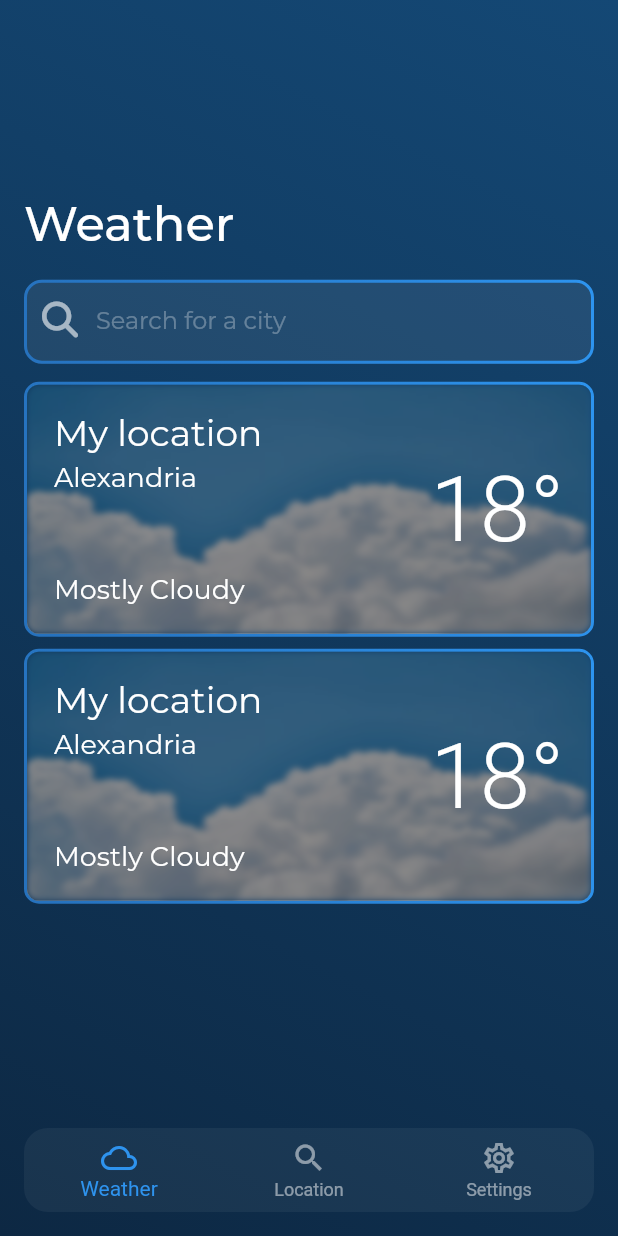
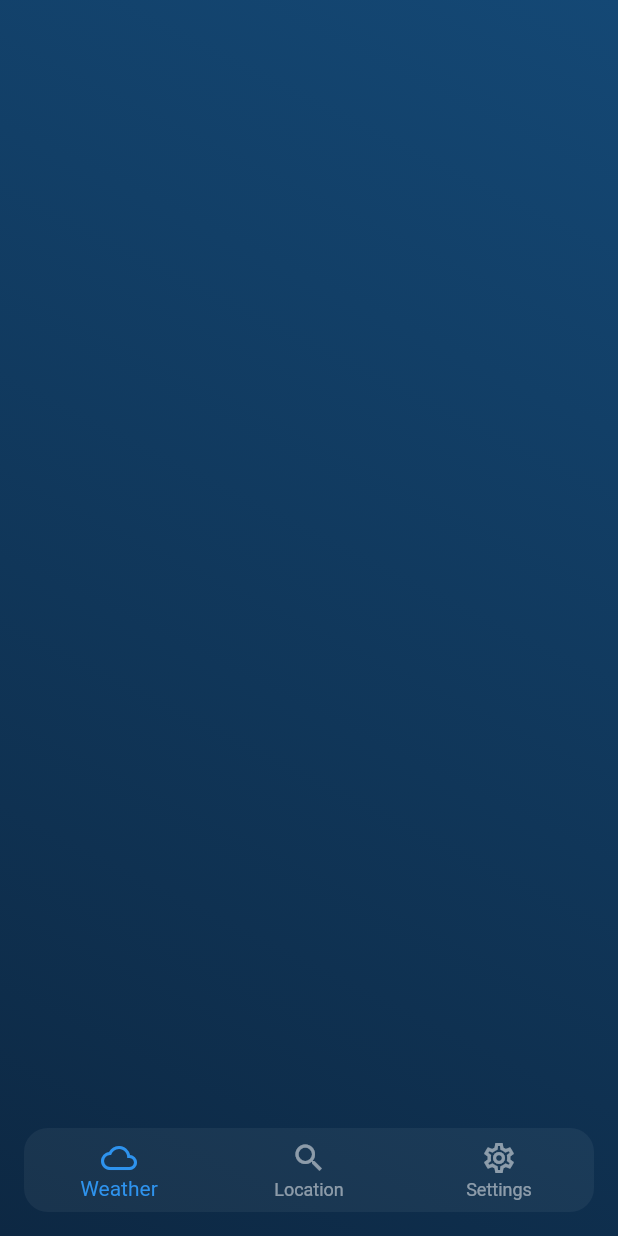
Before and after one commit to Rajab-Alkahef/weather_app, a Flutter app: the screen it shows after launch, on a phone screen of 412 x 824 dp. Run offline on Flutter 3.47's test engine with Material 2 defaults, Android fonts, the phone set to English and light mode, and no system bars; drawn by our look-alikes of blur; our stand-ins replace dio, font_awesome_flutter, gradient_borders; project files that could hold a hidden picture were left out.

Commit message:
edit bottom navigation bar

```diff
--- a/lib/main.dart
+++ b/lib/main.dart
@@ -1,5 +1,5 @@
 import 'package:flutter/material.dart';
-import 'package:waether_app_n/views/location_view.dart';
+import 'package:waether_app_n/views/main_home_view.dart';
 
 void main() {
   runApp(const WeatherApp());
@@ -11,7 +11,8 @@ class WeatherApp extends StatelessWidget {
   @override
   Widget build(BuildContext context) {
     return const MaterialApp(
-      home: LocationView(),
+      debugShowCheckedModeBanner: false,
+      home: MainHomeView(),
     );
   }
 }
--- a/lib/views/location_view.dart
+++ b/lib/views/location_view.dart
@@ -1,7 +1,6 @@
 // ignore_for_file: non_constant_identifier_names
 
 import 'package:flutter/material.dart';
-import 'package:waether_app_n/widgets/custom_bottom_navigation_bar.dart';
 import 'package:waether_app_n/widgets/custom_search_bar.dart';
 import 'package:waether_app_n/widgets/location_card.dart';
 
@@ -40,7 +39,7 @@ class LocationView extends StatelessWidget {
                     fontWeight: FontWeight.w500),
               ),
               SizedBox(
-                height: 18,
+                height: 40,
               ),
               CustomSearchbar(),
               LocationCard(),
@@ -48,7 +47,7 @@ class LocationView extends StatelessWidget {
             ],
           ),
         ),
-        bottomNavigationBar: CustomButtomNavigationBar(),
+        // bottomNavigationBar: CustomButtomNavigationBar(),
       ),
     );
   }
--- /dev/null
+++ b/lib/views/main_home_view.dart
@@ -0,0 +1,13 @@
+import 'package:flutter/material.dart';
+import 'package:waether_app_n/widgets/custom_bottom_navigation_bar.dart';
+
+class MainHomeView extends StatelessWidget {
+  const MainHomeView({super.key});
+
+  @override
+  Widget build(BuildContext context) {
+    return const Scaffold(
+      body: CustomButtomNavigationBar(),
+    );
+  }
+}
--- /dev/null
+++ b/lib/views/weather_view.dart
@@ -0,0 +1,27 @@
+import 'package:flutter/material.dart';
+
+class WeatherView extends StatelessWidget {
+  const WeatherView({super.key});
+
+  @override
+  Widget build(BuildContext context) {
+    return Container(
+      decoration: const BoxDecoration(
+          gradient: LinearGradient(
+              begin: Alignment.bottomLeft,
+              end: Alignment.topRight,
+              colors: [Color(0xff0d2843), Color(0xff144875)])),
+      child: const Scaffold(
+        resizeToAvoidBottomInset: false,
+        /* appBar: AppBar(
+          backgroundColor: Colors.transparent,
+          elevation: 0,
+          title: const Text('weather'),
+        ),
+     */
+        backgroundColor: Colors.transparent,
+        // bottomNavigationBar: CustomButtomNavigationBar(),
+      ),
+    );
+  }
+}
--- a/lib/widgets/custom_bottom_navigation_bar.dart
+++ b/lib/widgets/custom_bottom_navigation_bar.dart
@@ -1,5 +1,7 @@
 import 'package:flutter/material.dart';
-import 'package:waether_app_n/views/home_view.dart';
+import 'package:waether_app_n/views/location_view.dart';
+import 'package:waether_app_n/views/setting_view.dart';
+import 'package:waether_app_n/views/weather_view.dart';
 
 class CustomButtomNavigationBar extends StatefulWidget {
   const CustomButtomNavigationBar({
@@ -17,50 +19,31 @@ class _CustomButtomNavigationBarState extends State<CustomButtomNavigationBar> {
     setState(
       () {
         _selectedIndex = index;
-
-        if (_selectedIndex == 0) {
-          Navigator.push(
-            context,
-            MaterialPageRoute(
-              builder: (context) {
-                return const HomeVieew();
-              },
-            ),
-          );
-        } else if (_selectedIndex == 1) {
-          Navigator.push(
-            context,
-            MaterialPageRoute(
-              builder: (context) {
-                return const HomeVieew();
-              },
-            ),
-          );
-        } else {
-          Navigator.push(
-            context,
-            MaterialPageRoute(
-              builder: (context) {
-                return const HomeVieew();
-              },
-            ),
-          );
-        }
       },
     );
   }
 
+  final List<Widget> tabs = [
+    const WeatherView(),
+    const LocationView(),
+    const SettingView(),
+  ];
   @override
   Widget build(BuildContext context) {
-    return Padding(
+    return Stack(
+      children: [
+        tabs.elementAt(_selectedIndex),
+        Padding(
           padding: const EdgeInsets.all(16.0),
+          child: Align(
+            alignment: const Alignment(0.0, 1.0),
             child: ClipRRect(
               borderRadius: BorderRadius.circular(16),
               child: BottomNavigationBar(
                 unselectedItemColor: Colors.white.withOpacity(0.5),
                 backgroundColor: Colors.white.withOpacity(0.05),
                 elevation: 0,
-          items: const <BottomNavigationBarItem>[
+                items: const [
                   BottomNavigationBarItem(
                     icon: Icon(Icons.cloud_queue_rounded),
                     label: 'Weather',
@@ -79,6 +62,9 @@ class _CustomButtomNavigationBarState extends State<CustomButtomNavigationBar> {
                 onTap: _onItemTapped,
               ),
             ),
+          ),
+        ),
+      ],
     );
   }
 }
--- a/lib/widgets/custom_search_bar.dart
+++ b/lib/widgets/custom_search_bar.dart
@@ -1,3 +1,5 @@
+import 'dart:developer';
+
 import 'package:flutter/material.dart';
 import 'package:font_awesome_flutter/font_awesome_flutter.dart';
 import 'package:gradient_borders/input_borders/gradient_outline_input_border.dart';
@@ -62,8 +64,8 @@ class _CustomSearchbarState extends State<CustomSearchbar> {
             color: Colors.white.withOpacity(0.3),
             fontSize: 16,
           ),
-          border: GradiantBorder(),
-          enabledBorder: GradiantBorder(),
+          border: gradiantBorder(),
+          enabledBorder: gradiantBorder(),
         ),
       ),
     );
@@ -77,7 +79,7 @@ class _CustomSearchbarState extends State<CustomSearchbar> {
       tcolor = Colors.red.withOpacity(0.5);
       color = Colors.red;
       setState(() {});
-      print('field is required');
+      log('field is required');
     } else {
       Navigator.push(
         context,
@@ -90,7 +92,7 @@ class _CustomSearchbarState extends State<CustomSearchbar> {
     }
   }
 
-  GradientOutlineInputBorder GradiantBorder() {
+  GradientOutlineInputBorder gradiantBorder() {
     return GradientOutlineInputBorder(
       gradient: const LinearGradient(
         begin: Alignment.centerLeft,
@@ -100,7 +102,7 @@ class _CustomSearchbarState extends State<CustomSearchbar> {
           Color.fromARGB(255, 45, 148, 239),
         ],
       ),
-      width: 2,
+      width: 1.5,
       borderRadius: BorderRadius.circular(12),
     );
   }
--- a/lib/widgets/location_card.dart
+++ b/lib/widgets/location_card.dart
@@ -15,7 +15,7 @@ class LocationCard extends StatelessWidget {
         height: 170,
         width: double.infinity,
         decoration: BoxDecoration(
-          border: GradiantBorder(),
+          border: gradiantBorder(),
           // image: const DecorationImage(
           //   opacity: 0.6,
           //   image: AssetImage(
@@ -24,7 +24,7 @@ class LocationCard extends StatelessWidget {
           //   fit: BoxFit.fill,
           //   scale: 1.0,
           // ),
-          borderRadius: BorderRadius.circular(10),
+          borderRadius: BorderRadius.circular(9),
         ),
         child: Stack(
           children: [
@@ -94,7 +94,7 @@ class LocationCard extends StatelessWidget {
     );
   }
 
-  GradientBoxBorder GradiantBorder() {
+  GradientBoxBorder gradiantBorder() {
     return const GradientBoxBorder(
         gradient: LinearGradient(
           begin: Alignment.centerLeft,
@@ -104,6 +104,6 @@ class LocationCard extends StatelessWidget {
             Color.fromARGB(255, 45, 148, 239),
           ],
         ),
-        width: 2);
+        width: 1.5);
   }
 }
```
Also changed, not shown: lib/views/home_view.dart (deleted, +0 -30 lines), lib/views/search_view.dart (deleted, +0 -35 lines), lib/views/setting_view.dart (added, +27 -0 lines). Lines whose indentation alone changed are shown as unchanged.
